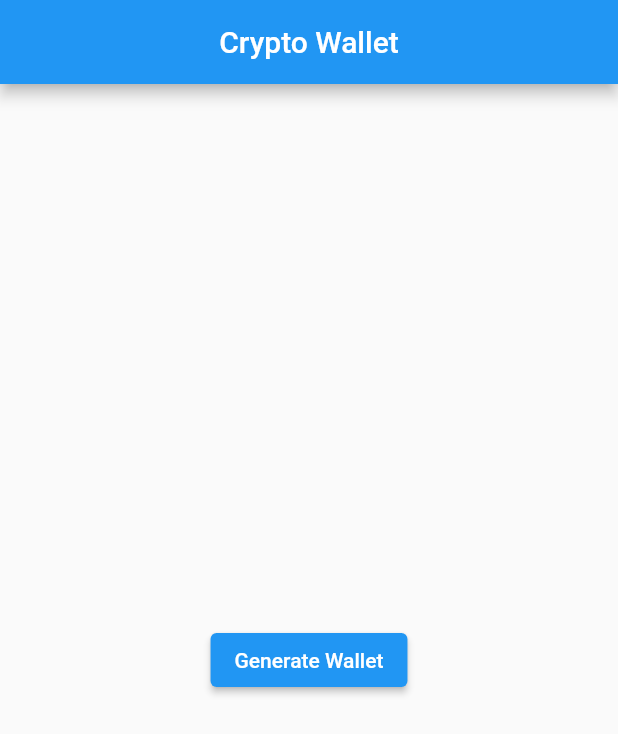
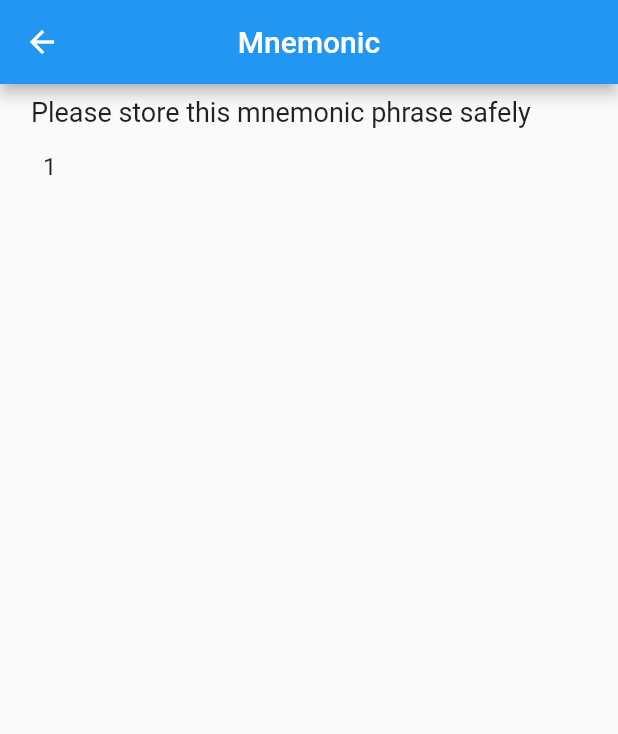
Before and after one commit to rkmonarch/crypto_wallet, a Flutter app: the screen it shows after launch, after a tap on "Generate Wallet", on a phone screen of 412 x 824 dp. Shown: the top 734 px of the screen. Run offline on Flutter 3.47's test engine with Material 2 defaults, Android fonts, the phone set to English and light mode, and no system bars; our stand-ins replace hex, logger, shared_preferences; missing offline and left inert: bip39, ed25519_hd_key, web3dart.

Commit message:
added generate mnemonic page

```diff
--- a/lib/main.dart
+++ b/lib/main.dart
@@ -1,3 +1,6 @@
+import 'package:crypto_wallet/resources/ui_helpers.dart';
+import 'package:crypto_wallet/screens/login_page.dart';
+import 'package:crypto_wallet/widgets/button.dart';
 import 'package:flutter/material.dart';
 import 'package:crypto_wallet/provider/wallet_provider.dart';
 import 'package:provider/provider.dart';
@@ -17,41 +20,9 @@ class MyWidget extends StatelessWidget {
   Widget build(BuildContext context) {
     return ChangeNotifierProvider<WalletProvider>(
       create: (context) => WalletProvider(),
-      child: MyApp(),
-    );
-  }
-}
-
-class MyApp extends StatelessWidget {
-  const MyApp({super.key});
-
-  @override
-  Widget build(BuildContext context) {
-    final provider = Provider.of<WalletProvider>(context);
-    return MaterialApp(
-      home: Scaffold(
-        appBar: AppBar(
-          centerTitle: true,
-          title: Text("Crypto Wallet"),
-        ),
-        body: Center(
-          child: Column(
-            mainAxisAlignment: MainAxisAlignment.center,
-            children: [
-              ElevatedButton(
-                  onPressed: () async {
-                    final mnemonic = provider.generateMemonics();
-                    final privateKey = await provider.getPrivateKey(mnemonic);
-                    final pubKey = await provider.getPublicKey(privateKey);
-
-                    print("mnemonic $mnemonic");
-                    print("privatKey  $privateKey");
-                    print("pubKey ${pubKey.toString()}");
-                  },
-                  child: Text("Generate Wallet"))
-            ],
-          ),
-        ),
+      child: MaterialApp(
+        debugShowCheckedModeBanner: false,
+        home: LoginPage(),
       ),
     );
   }
--- /dev/null
+++ b/lib/screens/generate_mnemonic_page.dart
@@ -0,0 +1,50 @@
+import 'package:crypto_wallet/provider/wallet_provider.dart';
+import 'package:crypto_wallet/resources/ui_helpers.dart';
+import 'package:crypto_wallet/widgets/button.dart';
+import 'package:flutter/material.dart';
+import 'package:flutter/src/widgets/framework.dart';
+import 'package:flutter/src/widgets/placeholder.dart';
+import 'package:provider/provider.dart';
+
+class GenerateMnemonicPage extends StatelessWidget {
+  const GenerateMnemonicPage({super.key});
+
+  @override
+  Widget build(BuildContext context) {
+    final provider = Provider.of<WalletProvider>(context);
+    final mnemonic = provider.generateMemonics();
+    final mnemonicWords = mnemonic.split(' ');
+    return Scaffold(
+      appBar: AppBar(
+        centerTitle: true,
+        title: Text("Mnemonic"),
+      ),
+      body: Padding(
+        padding: EdgeInsets.symmetric(horizontal: deviceWidth(context) * 0.05),
+        child: Column(
+          crossAxisAlignment: CrossAxisAlignment.start,
+          children: [
+            vSpaceSmall(context),
+            Text(
+              "Please store this mnemonic phrase safely",
+              style: TextStyle(fontSize: 18),
+            ),
+            vSpaceSmall(context),
+            Column(
+              crossAxisAlignment: CrossAxisAlignment.stretch,
+              children: List.generate(
+                  mnemonicWords.length,
+                  (index) => Padding(
+                        padding: const EdgeInsets.all(8.0),
+                        child: Text(
+                          '${index + 1} ${mnemonicWords[index]}',
+                          style: TextStyle(fontSize: 16),
+                        ),
+                      )),
+            )
+          ],
+        ),
+      ),
+    );
+  }
+}
--- /dev/null
+++ b/lib/screens/login_page.dart
@@ -0,0 +1,45 @@
+import 'package:bip39/bip39.dart';
+import 'package:crypto_wallet/provider/wallet_provider.dart';
+import 'package:crypto_wallet/resources/ui_helpers.dart';
+import 'package:crypto_wallet/screens/generate_mnemonic_page.dart';
+import 'package:crypto_wallet/widgets/button.dart';
+import 'package:flutter/material.dart';
+import 'package:provider/provider.dart';
+
+class LoginPage extends StatelessWidget {
+  const LoginPage({super.key});
+
+  @override
+  Widget build(BuildContext context) {
+    final provider = Provider.of<WalletProvider>(context);
+    return Scaffold(
+      appBar: AppBar(
+        centerTitle: true,
+        title: Text("Crypto Wallet"),
+      ),
+      body: Center(
+        child: Column(
+          mainAxisAlignment: MainAxisAlignment.center,
+          children: [
+            Button(
+              width: deviceWidth(context) / 1.5,
+              ontap: () async {
+                Navigator.push(
+                    context,
+                    MaterialPageRoute(
+                        builder: (context) => GenerateMnemonicPage()));
+              },
+              text: "Generate Wallet",
+            ),
+            vSpaceMedium(context),
+            Button(
+              width: deviceWidth(context) / 1.5,
+              ontap: () async {},
+              text: "Import from SEED",
+            ),
+          ],
+        ),
+      ),
+    );
+  }
+}
--- /dev/null
+++ b/lib/widgets/button.dart
@@ -0,0 +1,56 @@
+import 'package:flutter/material.dart';
+
+class Button extends StatelessWidget {
+  const Button({
+    Key? key,
+    this.height = 50.0,
+    this.width = 150,
+    this.borderradius = 8,
+    this.fontsize = 16,
+    this.textcolor = Colors.white,
+    this.bordercolor = Colors.white,
+    required this.ontap,
+    this.color = const Color(0xff110152),
+    this.text = "Tap-me",
+  }) : super(key: key);
+
+  final double height;
+  final double width;
+  final VoidCallback ontap;
+  final String text;
+  final Color color;
+  final Color bordercolor;
+  final double fontsize;
+  final double borderradius;
+  final Color textcolor;
+
+  @override
+  Widget build(BuildContext context) {
+    return SizedBox(
+      width: width,
+      height: height,
+      child: Center(
+        child: ElevatedButton(
+          onPressed: ontap,
+          style: ButtonStyle(
+              shadowColor: MaterialStateProperty.all(bordercolor),
+              foregroundColor: MaterialStateProperty.all(bordercolor),
+              overlayColor: MaterialStateProperty.all(bordercolor),
+              shape: MaterialStateProperty.all<RoundedRectangleBorder>(
+                  RoundedRectangleBorder(
+                borderRadius: BorderRadius.circular(borderradius),
+              )),
+              minimumSize: MaterialStateProperty.all(Size.fromHeight(width)),
+              backgroundColor: MaterialStateProperty.all(color)),
+          child: Text(
+            text,
+            style: TextStyle(
+                color: textcolor,
+                fontSize: fontsize,
+                fontWeight: FontWeight.w500),
+          ),
+        ),
+      ),
+    );
+  }
+}
--- a/pubspec.yaml
+++ b/pubspec.yaml
@@ -41,6 +41,7 @@ dependencies:
   hex: ^0.2.0
   provider: ^6.0.5
   shared_preferences: ^2.1.1
+  logger: ^1.4.0
 
 dev_dependencies:
   flutter_test:
```
Also changed, not shown: lib/resources/ui_helpers.dart (added, +42 -0 lines), pubspec.lock.
